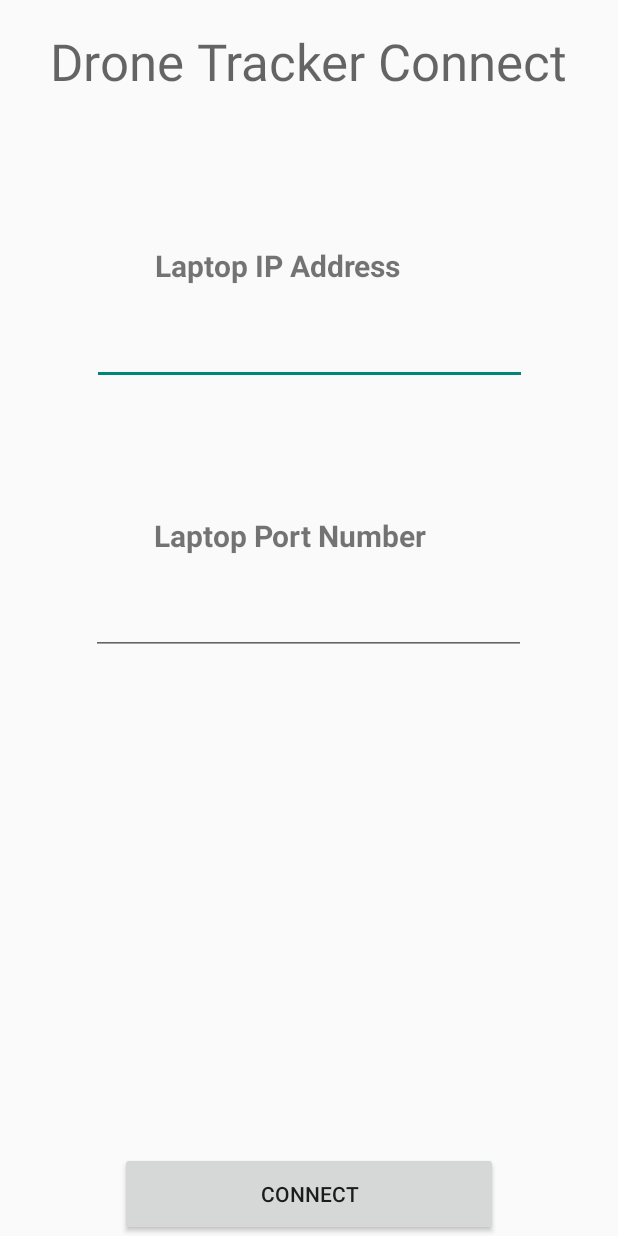
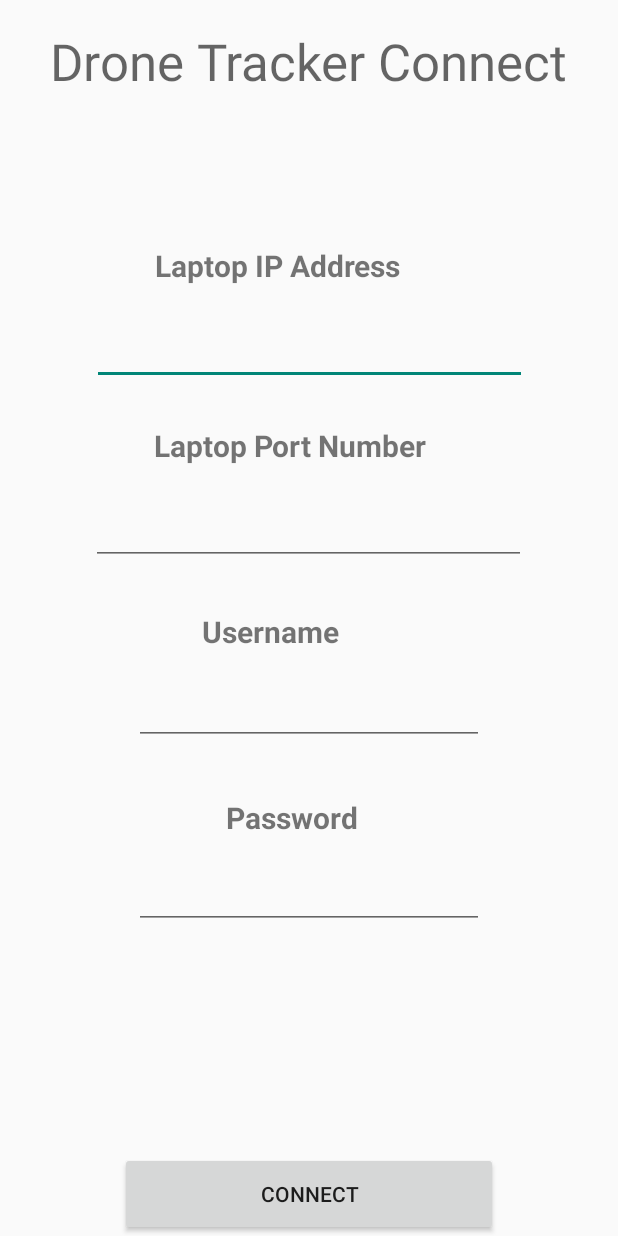
Before and after one commit to JonathanGWesterfield/Capstone, an Android app: the screen it shows after launch (ConnectActivity), on a phone screen of 412 x 824 dp. Run offline under Robolectric (Android 15) with nearby library versions, the phone set to English and light mode, and no system bars.

```diff
--- a/Camera2-App/Application/src/main/java/com/example/android/camera2video/Camera2VideoFragment.java
+++ b/Camera2-App/Application/src/main/java/com/example/android/camera2video/Camera2VideoFragment.java
@@ -604,6 +604,9 @@ public class Camera2VideoFragment extends Fragment
 
         mMediaRecorder.setOutputFile(mNextVideoAbsolutePath);
 
+        // set the source file path for the ftp connection
+        conn.getFtpConn().setSrcFilePath(mNextVideoAbsolutePath);
+
         // TODO: PUT THIS BACK INTO THE CODE WHEN WE GET A REAL PHONE HERE
 //        // Get highest resolution the camera has (which should be 4K on the real phone)
 //        CamcorderProfile uHDprof = CamcorderProfile.get(Integer.parseInt(mCameraDevice.getId()),
@@ -768,6 +771,7 @@ public class Camera2VideoFragment extends Fragment
                     Log.d(TAG, "Video saved: " + mNextVideoAbsolutePath);
                 }
                 mNextVideoAbsolutePath = null;
+
                 startPreview();
             }
         });
--- a/Camera2-App/Application/src/main/java/com/example/android/camera2video/ConnectActivity.java
+++ b/Camera2-App/Application/src/main/java/com/example/android/camera2video/ConnectActivity.java
@@ -16,11 +16,14 @@ import java.net.UnknownHostException;
 
 public class ConnectActivity extends Activity
 {
-    String ipaddr;
+    String ipaddr, username, password;
     int port;
+
     Button btnConnect;
     TextView tbIPAddr;
     TextView tbPortNum;
+    TextView tbUsername;
+    TextView tbPassword;
 
     @Override
     protected void onCreate(Bundle savedInstanceState) {
@@ -33,11 +36,17 @@ public class ConnectActivity extends Activity
         StrictMode.setThreadPolicy(policy);
     }
 
+    /**
+     * Initializes the view and associates all of the view controls with class members
+     * in this class.
+     */
     public void init()
     {
         this.btnConnect = (Button) findViewById(R.id.btnConnect);
         this.tbIPAddr = (TextView) findViewById(R.id.tbIPAddress);
         this.tbPortNum = (TextView) findViewById(R.id.tbPortNum);
+        this.tbUsername = (TextView) findViewById(R.id.tbUsername);
+        this.tbPassword = (TextView) findViewById(R.id.tbPassword);
     }
 
     /**
@@ -49,15 +58,21 @@ public class ConnectActivity extends Activity
     {
         this.ipaddr = this.tbIPAddr.getText().toString();
         this.port = Integer.parseInt(this.tbPortNum.getText().toString());
-//        switchToCameraActivity();
+        this.username = this.tbUsername.getText().toString();
+        this.password = this.tbPassword.getText().toString();
 
         try
         {
             // Setup the connection
             NetConn conn = NetConn.getInstance()
                     .setIPAddress(this.ipaddr)
-                    .setPortNumber(this.port);
+                    .setPortNumber(this.port)
+                    .setUsername(this.username)
+                    .setPassword(this.password);
+
             conn.createConn();
+            conn.createFTPConn();
+
             switchToCameraActivity();
         }
         catch (UnknownHostException e)
--- a/Camera2-App/Application/src/main/java/com/example/android/camera2video/ReadLoop.java
+++ b/Camera2-App/Application/src/main/java/com/example/android/camera2video/ReadLoop.java
@@ -118,6 +118,9 @@ public class ReadLoop implements Runnable, Observable
         // split on the '-' character. The first token is the signal type
         String[] splitMessage = message.split(";");
 
+        if (splitMessage.length < 2) // only signal was recieved with no message
+            return "";
+
         return splitMessage[1];
     }
 
--- a/Camera2-App/Application/src/main/res/layout/activity_connect.xml
+++ b/Camera2-App/Application/src/main/res/layout/activity_connect.xml
@@ -6,6 +6,20 @@
     android:layout_width="match_parent"
     android:layout_height="match_parent"
     tools:context=".ConnectActivity">
+
+    <TextView
+        android:id="@+id/lblUsername"
+        android:layout_width="141dp"
+        android:layout_height="41dp"
+        android:layout_marginTop="344dp"
+        android:text="Username"
+        android:textAlignment="center"
+        android:textSize="20sp"
+        android:textStyle="bold"
+        app:layout_constraintEnd_toEndOf="parent"
+        app:layout_constraintHorizontal_bias="0.497"
+        app:layout_constraintStart_toStartOf="parent"
+        app:layout_constraintTop_toBottomOf="@+id/lblTitle" />
 
     <TextView
         android:id="@+id/lblTitle"
@@ -47,7 +61,7 @@
         android:id="@+id/lblLaptopPort"
         android:layout_width="206dp"
         android:layout_height="43dp"
-        android:layout_marginTop="280dp"
+        android:layout_marginTop="220dp"
         android:text="Laptop Port Number"
         android:textAlignment="center"
         android:textSize="20sp"
@@ -82,4 +96,45 @@
         app:layout_constraintStart_toStartOf="parent"
         app:layout_constraintTop_toBottomOf="@+id/lblLaptopPort" />
 
+    <TextView
+        android:id="@+id/lblPassword"
+        android:layout_width="109dp"
+        android:layout_height="40dp"
+        android:layout_marginTop="468dp"
+        android:text="Password"
+        android:textAlignment="textStart"
+        android:textSize="20sp"
+        android:textStyle="bold"
+        app:layout_constraintEnd_toEndOf="parent"
+        app:layout_constraintHorizontal_bias="0.498"
+        app:layout_constraintStart_toStartOf="parent"
+        app:layout_constraintTop_toBottomOf="@+id/lblTitle" />
+
+    <EditText
+        android:id="@+id/tbPassword"
+        android:layout_width="wrap_content"
+        android:layout_height="wrap_content"
+        android:ems="10"
+        android:inputType="textPassword"
+        android:textAlignment="center"
+        android:textAllCaps="false"
+        android:textSize="20sp"
+        android:textStyle="bold"
+        app:layout_constraintEnd_toEndOf="parent"
+        app:layout_constraintStart_toStartOf="parent"
+        app:layout_constraintTop_toBottomOf="@+id/lblPassword" />
+
+    <EditText
+        android:id="@+id/tbUsername"
+        android:layout_width="wrap_content"
+        android:layout_height="wrap_content"
+        android:ems="10"
+        android:inputType="textPersonName"
+        android:textAlignment="center"
+        android:textSize="20sp"
+        android:textStyle="bold"
+        app:layout_constraintEnd_toEndOf="parent"
+        app:layout_constraintStart_toStartOf="parent"
+        app:layout_constraintTop_toBottomOf="@+id/lblUsername" />
+
 </android.support.constraint.ConstraintLayout>
```
Also changed, not shown: Camera2-App/Application/src/main/java/com/example/android/camera2video/CameraActivity.java (+20 -6 lines), Camera2-App/Application/src/main/java/com/example/android/camera2video/FTPConn.java (+42 -8 lines), Camera2-App/Application/src/main/java/com/example/android/camera2video/NetConn.java (+46 -2 lines), 110 other files.
